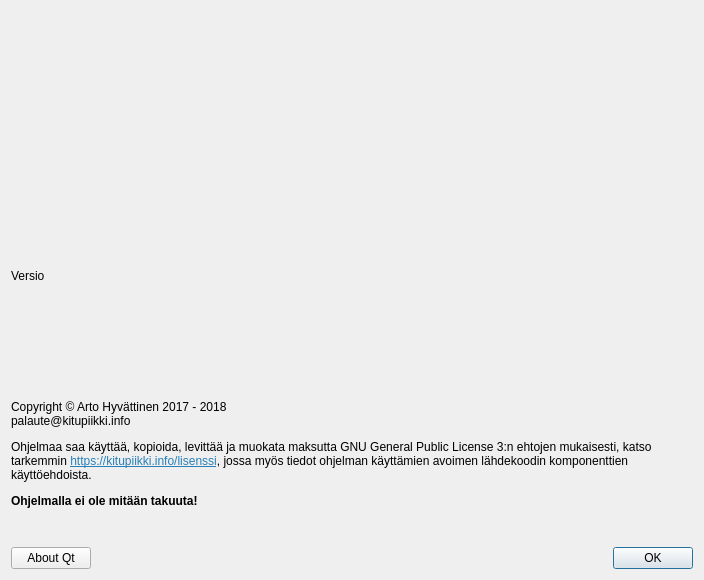
The window that kitupiikki/aloitussivu/aboutdialog.ui (artoh/kitupiikki) describes before a commit, drawn with Qt 5.
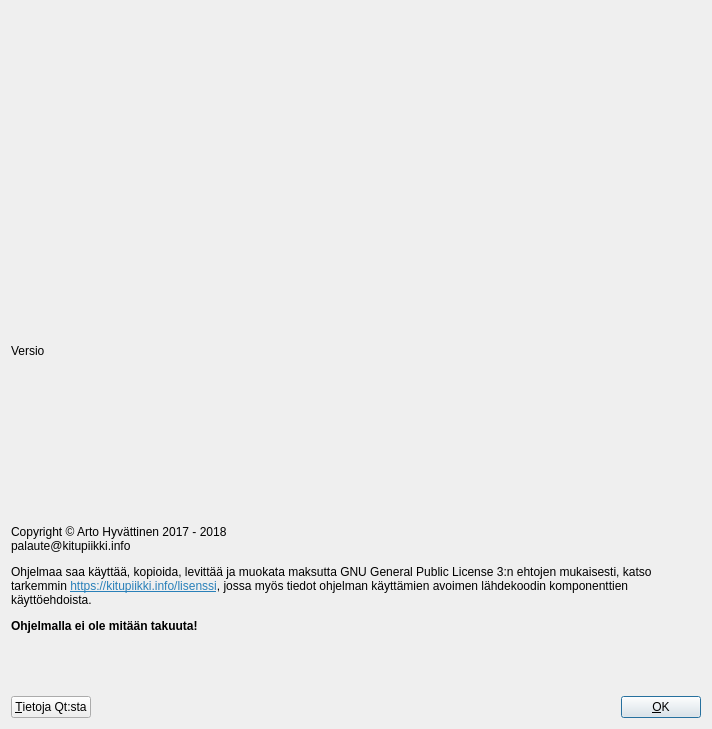
The same window after the commit. Icons and pictures are not drawn.

Commit message: Tietoja Qt:sta

Diff of the .ui file:
```diff
--- a/kitupiikki/aloitussivu/aboutdialog.ui
+++ b/kitupiikki/aloitussivu/aboutdialog.ui
@@ -6,8 +6,8 @@
    <rect>
     <x>0</x>
     <y>0</y>
-    <width>704</width>
-    <height>580</height>
+    <width>712</width>
+    <height>729</height>
    </rect>
   </property>
   <property name="windowTitle">
@@ -58,7 +58,11 @@
      <item>
       <widget class="QPushButton" name="aboutQtNappi">
        <property name="text">
-        <string>About Qt</string>
+        <string>&amp;Tietoja Qt:sta</string>
+       </property>
+       <property name="icon">
+        <iconset resource="../pic/pic.qrc">
+         <normaloff>:/pic/QtIcon.png</normaloff>:/pic/QtIcon.png</iconset>
        </property>
        <property name="autoDefault">
         <bool>false</bool>
@@ -81,7 +85,11 @@
      <item>
       <widget class="QPushButton" name="pushButton">
        <property name="text">
-        <string>OK</string>
+        <string>&amp;OK</string>
+       </property>
+       <property name="icon">
+        <iconset resource="../pic/pic.qrc">
+         <normaloff>:/pic/ok.png</normaloff>:/pic/ok.png</iconset>
        </property>
        <property name="default">
         <bool>true</bool>
```
The commit also changes 2 other files.
